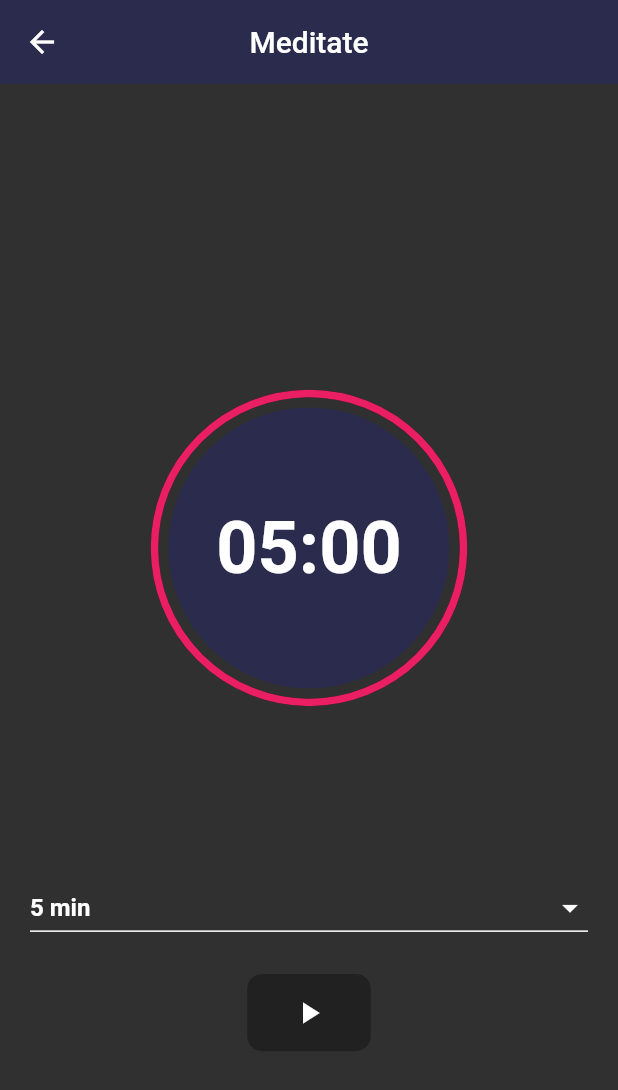
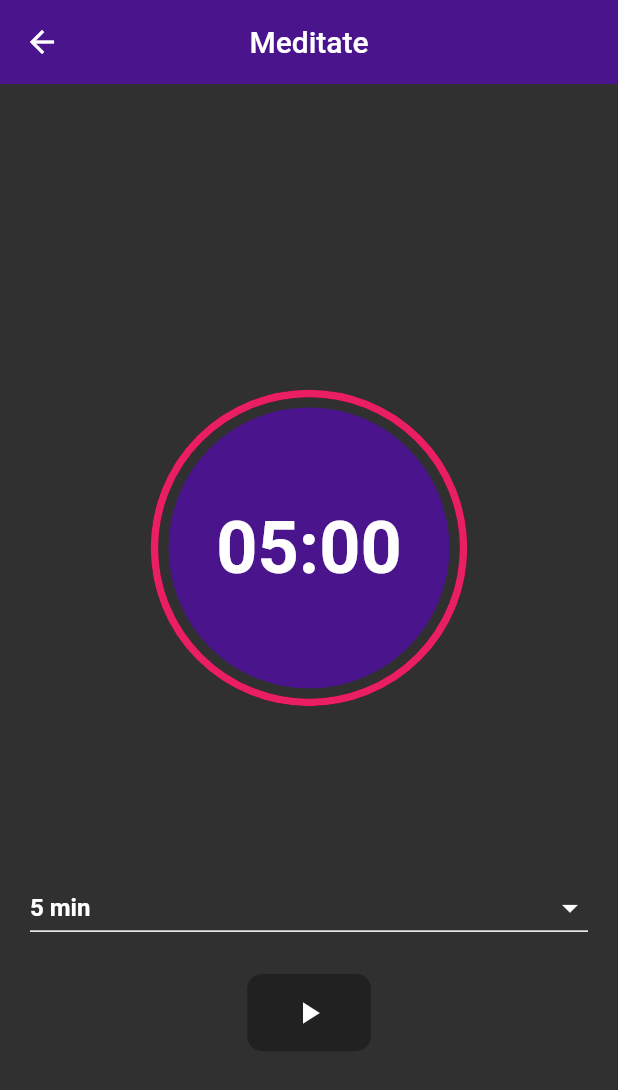
Before and after one commit to yashrathi-git/Serenity, a Flutter app: the MeditationScreen screen opened directly, on a phone screen of 412 x 824 dp. Shown: the top 1090 px of the screen. Run offline on Flutter 3.47's test engine with Material 2 defaults, Android fonts, the phone set to English and light mode, and no system bars; drawn by our look-alikes of circular_countdown_timer; our stand-ins replace animate_do, animated_text_kit, carousel_slider, cloud_firestore, delayed_display, firebase_auth and 9 more; accounts and stored records are empty.

Commit message:
Changing style

```diff
--- a/lib/screens/mental_health/meditation_screen.dart
+++ b/lib/screens/mental_health/meditation_screen.dart
@@ -68,7 +68,7 @@ class _MeditationScreenState extends State<MeditationScreen> {
           ),
         ),
         centerTitle: true,
-        backgroundColor: Color(0xFF2A2B4D),
+        backgroundColor: Colors.purple.shade900,
       ),
       body: Center(
         child: Container(
@@ -93,7 +93,7 @@ class _MeditationScreenState extends State<MeditationScreen> {
                   fontWeight: FontWeight.bold,
                 ),
                 fillColor: Colors.pink,
-                backgroundColor: Color(0xFF2A2B4D),
+                backgroundColor: Colors.purple.shade900,
                 strokeCap: StrokeCap.round,
                 onComplete: () {
                   setState(() {
--- a/lib/screens/physical_health/health_screen_home.dart
+++ b/lib/screens/physical_health/health_screen_home.dart
@@ -2,6 +2,7 @@ import 'package:flutter/material.dart';
 import 'package:firebase_auth/firebase_auth.dart';
 import 'package:cloud_firestore/cloud_firestore.dart';
 import 'package:serenity/screens/mental_health/journal_screen.dart';
+import 'package:serenity/screens/mental_health/meditation_screen.dart';
 import 'package:serenity/screens/physical_health/widgets/menstrual_tracker.dart';
 
 import 'medication_reminder.dart';
@@ -89,7 +90,7 @@ class MedicationScreen extends StatelessWidget {
                   Navigator.push(
                     context,
                     MaterialPageRoute(
-                      builder: (context) => MedicationRemindersScreen(),
+                      builder: (context) => MeditationScreen(),
                     ),
                   );
                 },
```
Also changed, not shown: lib/screens/mental_health/mental_splash.dart (+4 -4 lines).
